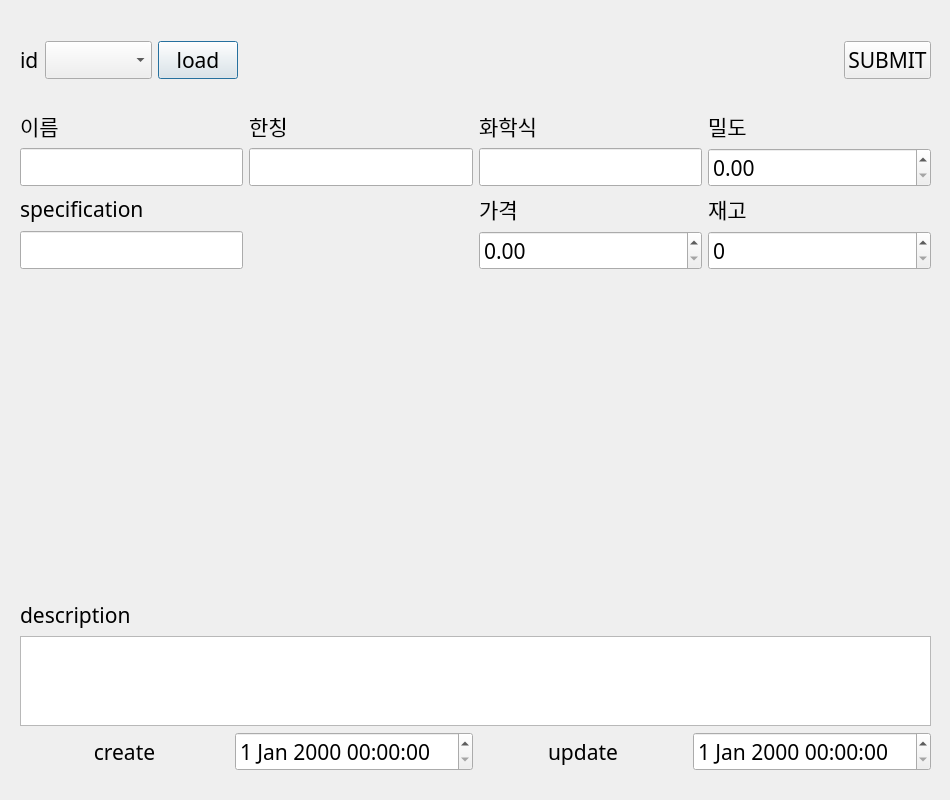
Above: ui/powderDialog.ui from SuhYeoJee/OrderManager before the change. Below: the same form after it.
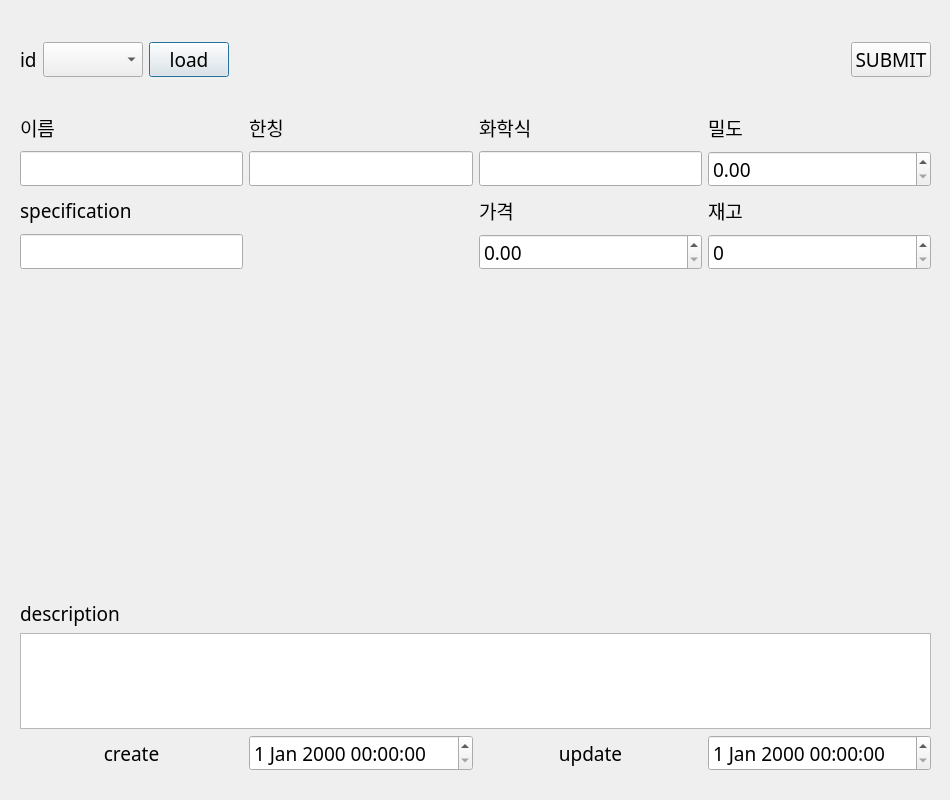
That is the form after the change.

```diff
--- a/ui/powderDialog.ui
+++ b/ui/powderDialog.ui
@@ -13,7 +13,7 @@
   <property name="font">
    <font>
     <family>굴림</family>
-    <pointsize>16</pointsize>
+    <pointsize>14</pointsize>
    </font>
   </property>
   <property name="windowTitle">
```
